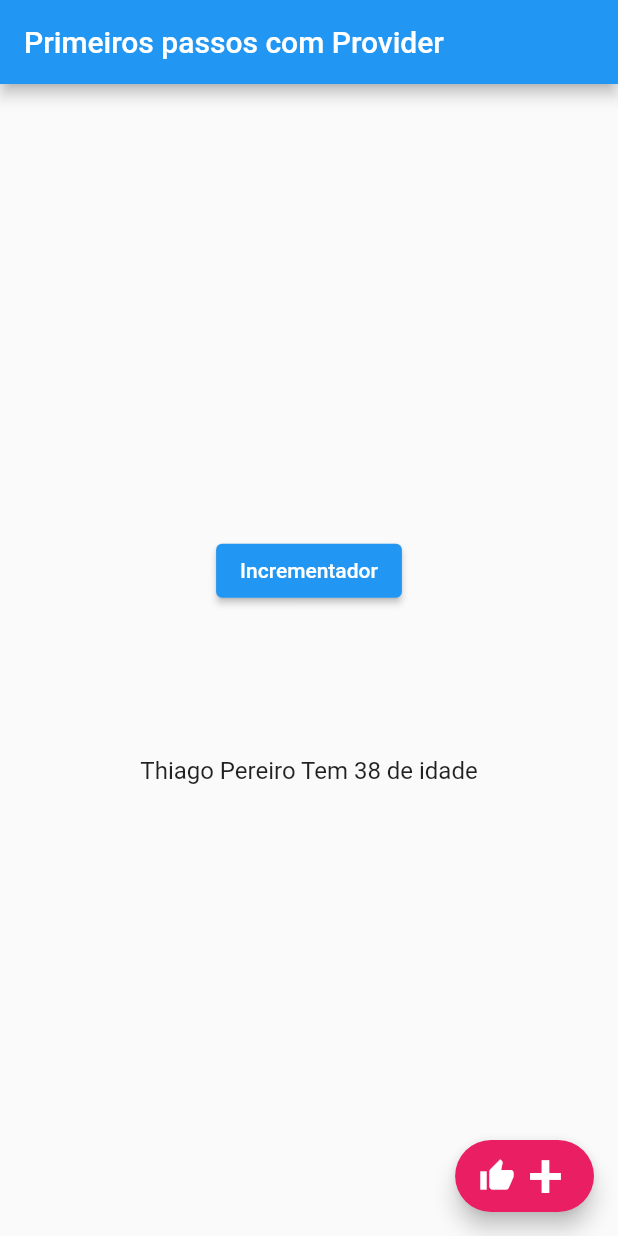
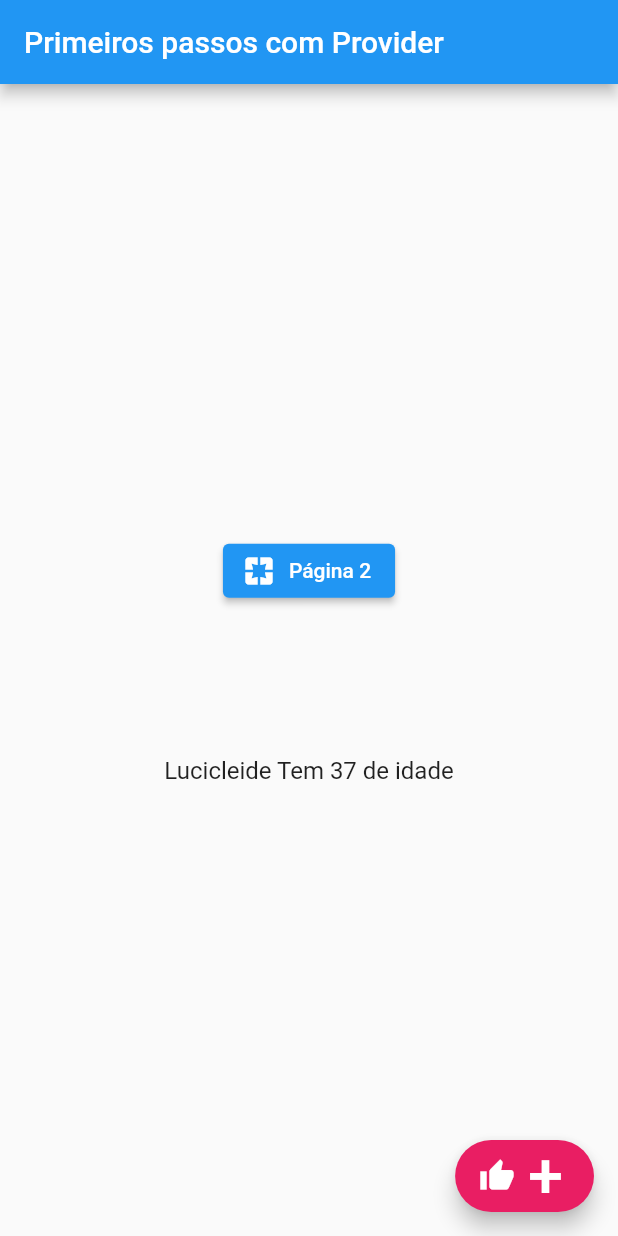
Before and after one commit to luizzlcs/flutter_provider_exemple_two, a Flutter app: the screen it shows after launch, on a phone screen of 412 x 824 dp. Run offline on Flutter 3.47's test engine with Material 2 defaults, Android fonts, the phone set to English and light mode, and no system bars.

Commit message:
Ajustado o arquivo Readme.

```diff
--- a/lib/contador.dart
+++ b/lib/contador.dart
@@ -1,7 +1,8 @@
 import 'package:flutter/cupertino.dart';
 
 class Contador with ChangeNotifier {
-  int numerador = 0;
+
+  int numerador;
 
   Contador({
     required this.numerador,
--- a/lib/main.dart
+++ b/lib/main.dart
@@ -11,7 +11,7 @@ void main() {
     MultiProvider(
       providers: [
         ChangeNotifierProvider<Pessoa>(
-          create: (_) => Pessoa(nome: 'Thiago Pereiro', idade: 38),
+          create: (_) => Pessoa(nome: 'Lucicleide', idade: 37),
         ),
         ChangeNotifierProvider<Contador>(
           create: (_) => Contador(numerador: 0),
--- a/lib/my_home_page.dart
+++ b/lib/my_home_page.dart
@@ -15,11 +15,12 @@ class MyHomePage extends StatelessWidget {
         child: Column(
           mainAxisAlignment: MainAxisAlignment.center,
           children: [
-            ElevatedButton(
+            ElevatedButton.icon(
+              icon: Icon(Icons.pages),
               onPressed: () {
                 Navigator.of(context).pushNamed('/contador');
               },
-              child: const Text('Incrementador'),
+              label: const Text('Página 2'),
             ),
             Padding(
               padding: const EdgeInsets.only(top: 100.0),
--- a/lib/pessoa.dart
+++ b/lib/pessoa.dart
@@ -1,6 +1,7 @@
 import 'package:flutter/cupertino.dart';
 
 class Pessoa with ChangeNotifier {
+
   String nome = 'Maria Lucia';
   int idade = 56;
 
```
Also changed, not shown: assets/images/Incrementador_Provider.gif (added), 1 other file.
